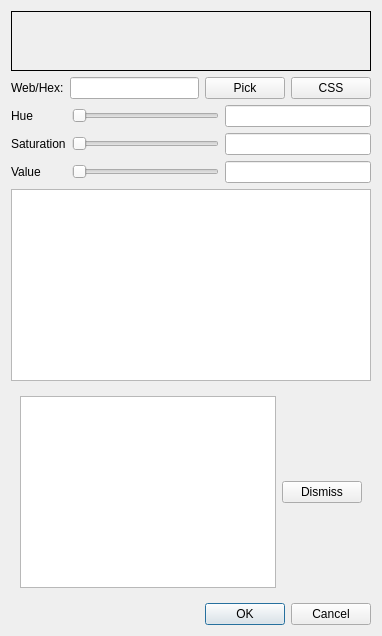
Qt form osmmapmakerapp/colorpickerdialog.ui (jremillard/osmmapmaker) before a commit.
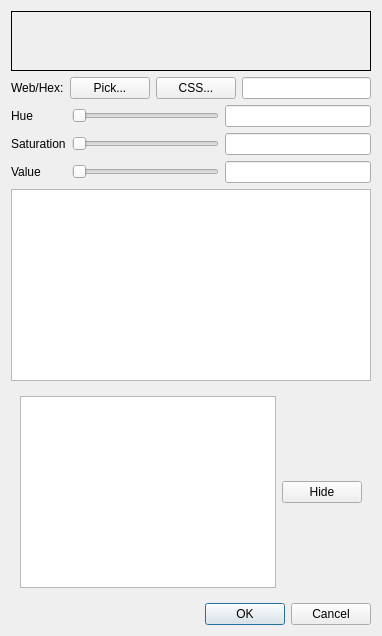
The same form after that commit.

Commit message: Improve color picker dialog

Diff of the .ui file:
```diff
--- a/osmmapmakerapp/colorpickerdialog.ui
+++ b/osmmapmakerapp/colorpickerdialog.ui
@@ -28,23 +28,23 @@
        </property>
       </widget>
      </item>
-     <item>
-      <widget class="QLineEdit" name="htmlColor"/>
-     </item>
      <item>
       <widget class="QPushButton" name="standardPicker">
        <property name="text">
-        <string>Pick</string>
+        <string>Pick...</string>
        </property>
       </widget>
      </item>
      <item>
       <widget class="QPushButton" name="cssPicker">
        <property name="text">
-        <string>CSS</string>
+        <string>CSS...</string>
        </property>
       </widget>
      </item>
+     <item>
+      <widget class="QLineEdit" name="htmlColor"/>
+     </item>
     </layout>
    </item>
    <item>
@@ -125,7 +125,7 @@
        <item>
         <widget class="QPushButton" name="dismissHint">
          <property name="text">
-          <string>Dismiss</string>
+          <string>Hide</string>
          </property>
         </widget>
        </item>
```
The commit also changes 1 other file.
